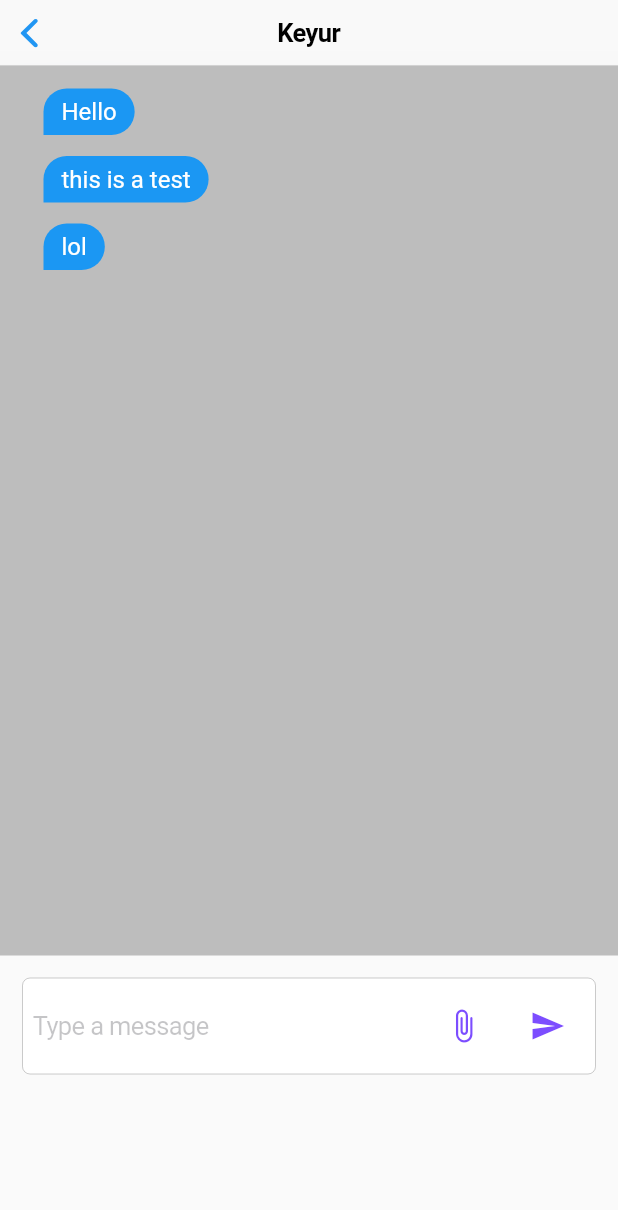
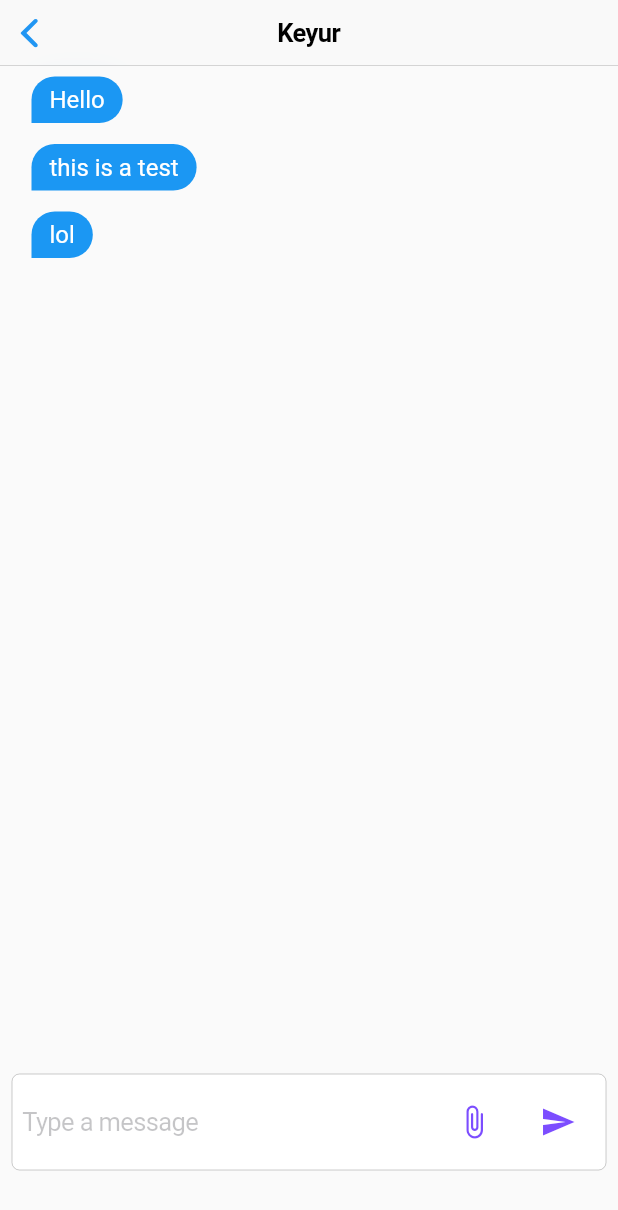
Before and after one commit to platinumpizza29/Project-X-App, a Flutter app: the screen it shows after launch, after a tap on "Keyur", on a phone screen of 412 x 824 dp. Shown: the top 1210 px of the screen. Run offline on Flutter 3.47's test engine with Material 2 defaults, Android fonts, the light colour scheme and no system bars; our stand-ins replace chat_bubbles, lottie; missing offline and left inert: grpc, protobuf.

Commit message:
chatting feature updated

```diff
--- a/lib/Pages/ChatPage.dart
+++ b/lib/Pages/ChatPage.dart
@@ -1,7 +1,6 @@
 // ignore_for_file: prefer_const_constructors, prefer_const_literals_to_create_immutables, prefer_typing_uninitialized_variables, unnecessary_null_comparison, prefer_if_null_operators
 
 import 'package:chat_bubbles/chat_bubbles.dart';
-import 'package:file_picker/file_picker.dart';
 import 'package:flutter/cupertino.dart';
 import 'package:flutter/material.dart';
 import 'package:grpc/grpc.dart';
@@ -10,13 +9,14 @@ import 'package:lottie/lottie.dart';
 import '../generated/message.pbgrpc.dart';
 
 class ChatPage extends StatefulWidget {
-  const ChatPage({
-    super.key,
+  const ChatPage(
+      {super.key,
       required this.messages,
       required this.keys,
-  });
+      required this.id});
   final List<String> messages;
   final keys;
+  final id;
 
   @override
   State<ChatPage> createState() => _ChatPageState();
@@ -38,23 +38,25 @@ class _ChatPageState extends State<ChatPage> {
     );
     final stub = ChatMessageServiceClient(channel);
 
-    var input = ChatMessageRequest();
-    input.id = widget.keys;
-    input.message = messageController.text;
-    var lol = Stream.value(input);
-    try {
-      final response = stub.chat(lol);
-      await for (var v in response) {
+    var input = ConnectionRequest();
+    input.channelName = widget.keys.toString();
+    input.userID = "2";
+    var joinChannel = stub.joinChannel(input);
+    print(joinChannel);
+
+    var chat = ChatMessage();
+    chat.senderID = "2";
+    chat.message = messageController.text;
+    chat.channelName = widget.keys.toString();
+    var lol = Stream.value(chat);
+    var chatMessage = stub.sendMessage(lol);
+
+    var lel = joinChannel.forEach((element) {
+      print(element.message);
       setState(() {
-          var message1 = v.message;
-          widget.messages.add(message1);
+        widget.messages.add(element.message);
       });
-      }
-      // print('Greeter client received: ${response}');
-    } catch (e) {
-      print('Caught error: $e');
-    }
-    await channel.shutdown();
+    });
   }
 
   handleClick() {
@@ -102,6 +104,8 @@ class _ChatPageState extends State<ChatPage> {
   void initState() {
     // TODO: implement initState
     super.initState();
+    print(widget.id);
+    print(widget.keys);
   }
 
   @override
@@ -110,15 +114,15 @@ class _ChatPageState extends State<ChatPage> {
       appBar: CupertinoNavigationBar(
         middle: Text(widget.keys),
       ),
-      body: SafeArea(
+      body: SingleChildScrollView(
+        reverse: true,
         child: Column(
           children: [
-            Container(
-              color: Colors.grey.shade400,
-              height: MediaQuery.of(context).size.height - 231,
-              width: MediaQuery.of(context).size.width,
-              child: Padding(
-                padding: const EdgeInsets.all(8.0),
+            Align(
+              alignment: Alignment.topCenter,
+              child: Container(
+                  height: MediaQuery.of(context).size.height - 160,
+                  width: double.infinity,
                   child: ListView.builder(
                     itemCount:
                         widget.messages == null ? 5 : widget.messages.length,
@@ -130,15 +134,16 @@ class _ChatPageState extends State<ChatPage> {
                           color: Color(0xFF1B97F3),
                           tail: true,
                           isSender: false,
-                        textStyle: TextStyle(color: Colors.white, fontSize: 16),
+                          textStyle:
+                              TextStyle(color: Colors.white, fontSize: 16),
                         ),
                       );
                     },
+                  )),
             ),
-              ),
-            ),
-            Padding(
-              padding: const EdgeInsets.all(15.0),
+            Align(
+              child: Padding(
+                padding: const EdgeInsets.all(8.0),
                 child: CupertinoTextField(
                     controller: messageController,
                     keyboardType: TextInputType.text,
@@ -162,6 +167,7 @@ class _ChatPageState extends State<ChatPage> {
                             )),
                       ],
                     )),
+              ),
             )
           ],
         ),
--- a/lib/Pages/HomePage.dart
+++ b/lib/Pages/HomePage.dart
@@ -52,6 +52,7 @@ class _HomePageState extends State<HomePage> {
                             var keys = userMessages!.keys.elementAt(index);
                             List<String> messages =
                                 userMessages!.values.elementAt(index);
+                            var id = userMessages![index];
                             return ListTile(
                               title: Text("$keys"),
                               onTap: () {
@@ -62,6 +63,7 @@ class _HomePageState extends State<HomePage> {
                                         builder: (context) => ChatPage(
                                               messages: messages,
                                               keys: keys,
+                                              id : id
                                             )));
                               },
                             );
--- a/pubspec.yaml
+++ b/pubspec.yaml
@@ -39,7 +39,6 @@ dependencies:
   protobuf: ^2.1.0
   grpc: ^3.1.0
   lottie: ^2.1.0
-  file_picker: ^1.13.3
 
 dev_dependencies:
   flutter_test:
```
Also changed, not shown: lib/generated/message.pb.dart, lib/generated/message.pbgrpc.dart, lib/generated/message.pbjson.dart, pubspec.lock, 4 other files. Lines whose indentation alone changed are shown as unchanged.
